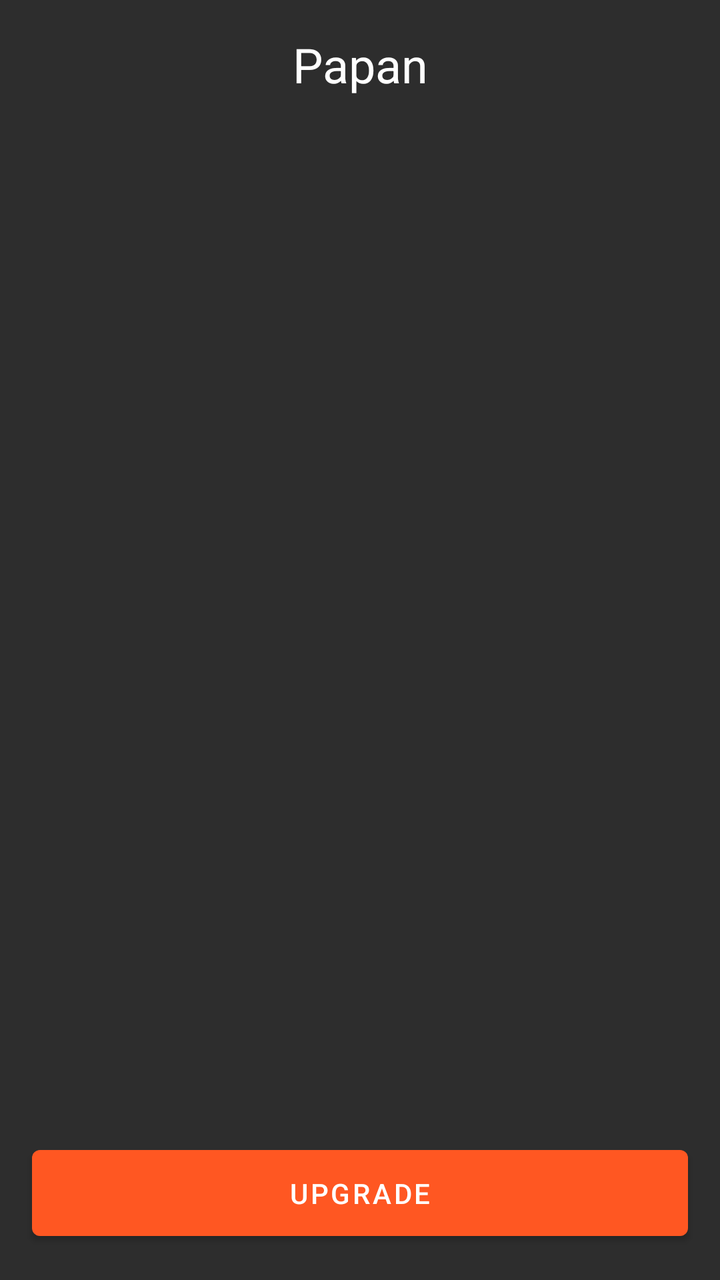
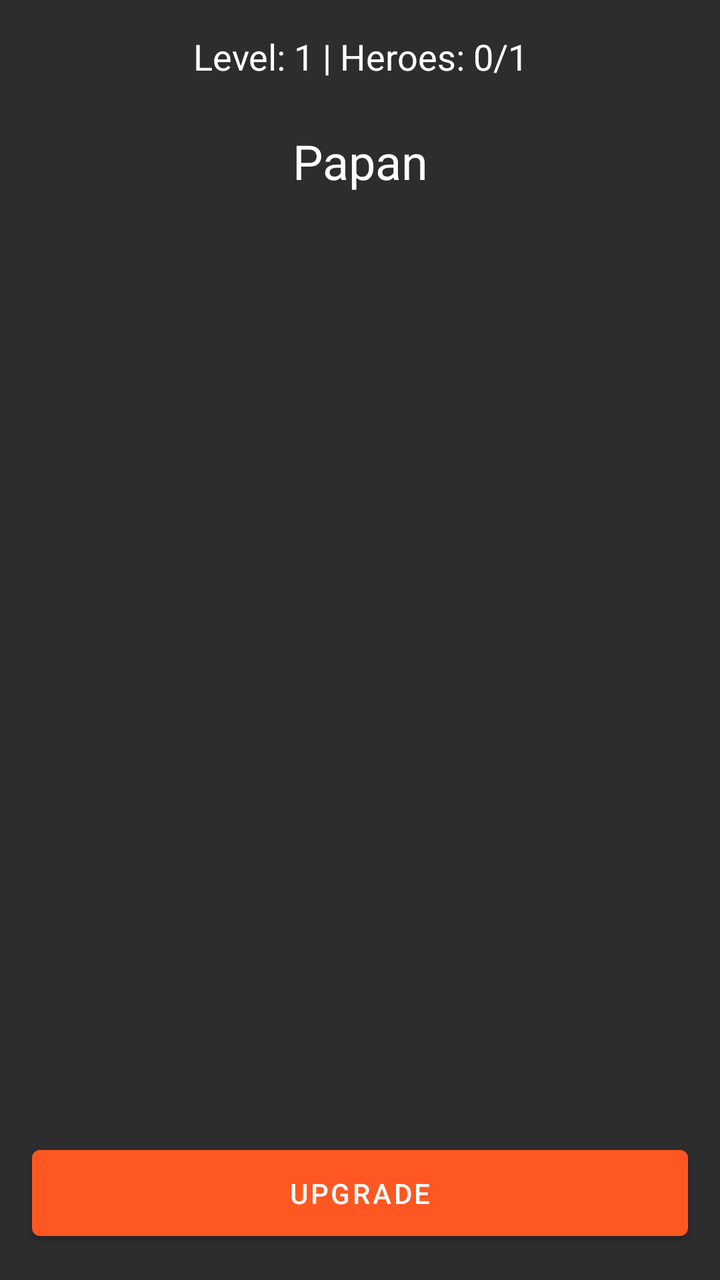

Two renders of the same Android screen: before a commit and after it. Below are the layout's source before the change and the commit's diff.
<!-- AndroidManifest.xml: application theme Theme.MagicChessLarva -->
<!-- res/layout/board_screen.xml -->
<?xml version="1.0" encoding="utf-8"?>
<LinearLayout xmlns:android="http://schemas.android.com/apk/res/android"
    android:layout_width="match_parent"
    android:layout_height="match_parent"
    android:orientation="vertical"
    android:background="@color/board_background">
    
    <TextView
        android:layout_width="match_parent"
        android:layout_height="wrap_content"
        android:text="@string/board"
        android:textColor="@color/text_primary"
        android:textSize="24sp"
        android:gravity="center"
        android:padding="16dp" />
    
    <GridLayout
        android:id="@+id/board_grid"
        android:layout_width="match_parent"
        android:layout_height="0dp"
        android:layout_weight="1"
        android:columnCount="4"
        android:rowCount="4"
        android:padding="16dp" />
    
    <Button
        android:id="@+id/btn_level_up"
        android:layout_width="match_parent"
        android:layout_height="wrap_content"
        android:text="@string/upgrade"
        android:padding="12dp"
        android:layout_margin="16dp" />
    
</LinearLayout>
<!-- resources referenced by this layout -->
<resources>
  <color name="board_background">#2D2D2D</color>
  <color name="text_primary">#FFFFFF</color>
  <string name="board">Papan</string>
  <string name="upgrade">Upgrade</string>
  <style name="Theme.MagicChessLarva" parent="Theme.MaterialComponents.DayNight.NoActionBar">
          <item name="colorPrimary">@color/colorPrimary</item>
          <item name="colorPrimaryDark">@color/colorPrimaryDark</item>
          <item name="colorAccent">@color/colorAccent</item>
          <item name="android:windowBackground">@color/board_background</item>
      </style>
  <color name="colorPrimary">#FF5722</color>
  <color name="colorPrimaryDark">#E64A19</color>
  <color name="colorAccent">#FFC107</color>
</resources>

<!-- the commit's change to res/layout/board_screen.xml (unified diff, before → after) -->
@@ -6,13 +6,23 @@
     android:background="@color/board_background">
     
     <TextView
+        android:id="@+id/tv_level_info"
+        android:layout_width="match_parent"
+        android:layout_height="wrap_content"
+        android:textColor="@color/text_primary"
+        android:textSize="18sp"
+        android:gravity="center"
+        android:padding="16dp"
+        android:text="Level: 1 | Heroes: 0/1" />
+    
+    <TextView
         android:layout_width="match_parent"
         android:layout_height="wrap_content"
         android:text="@string/board"
         android:textColor="@color/text_primary"
         android:textSize="24sp"
         android:gravity="center"
-        android:padding="16dp" />
+        android:padding="8dp" />
     
     <GridLayout
         android:id="@+id/board_grid"
